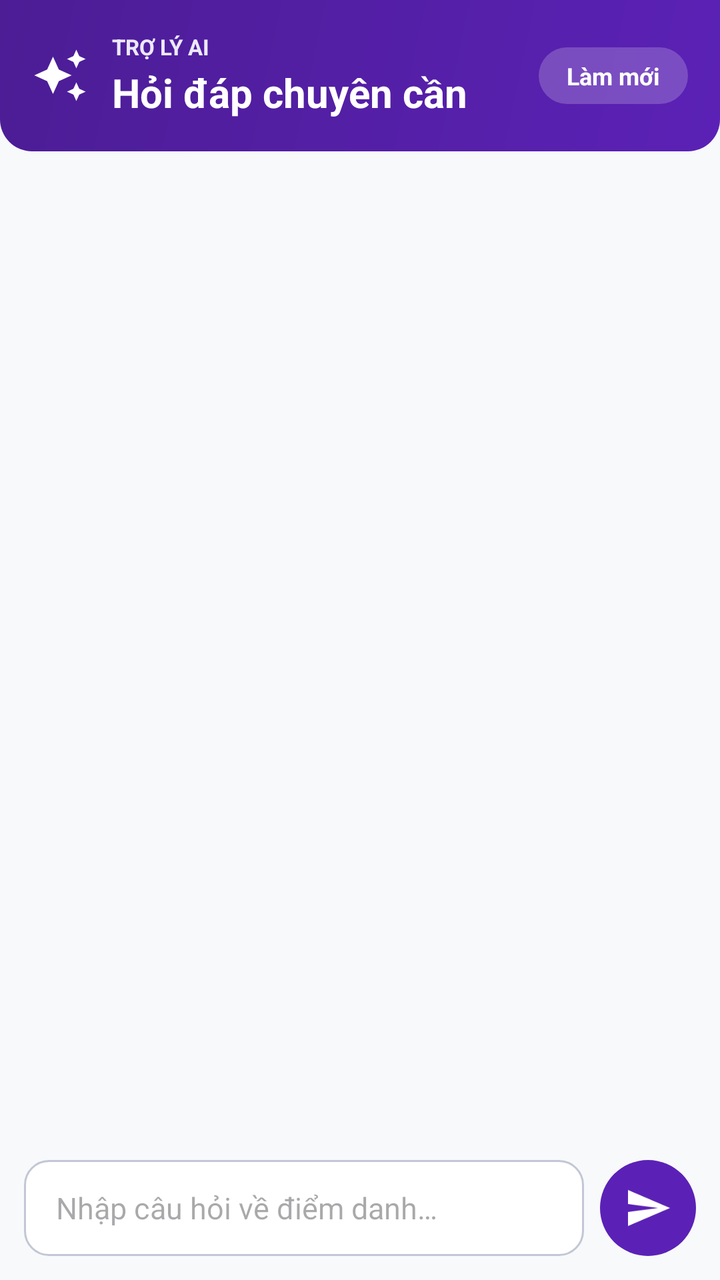
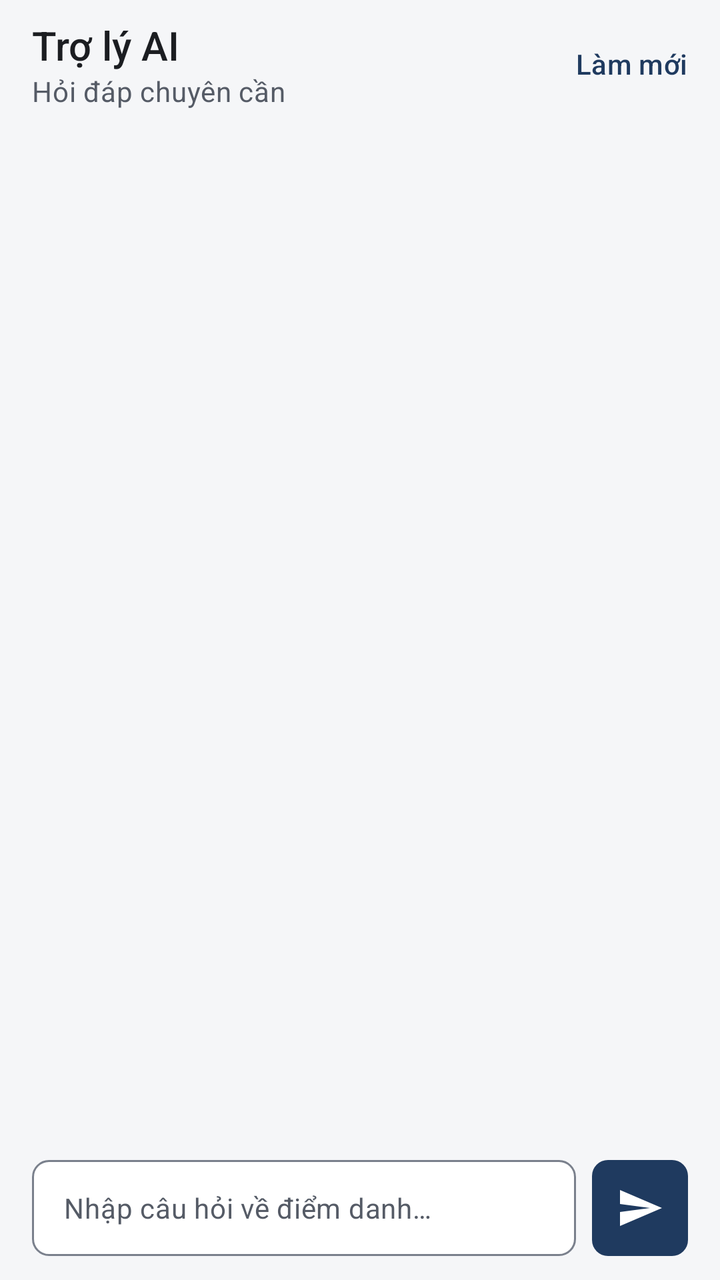

Two renders of the same Android screen: before a commit and after it. Below are the layout's source before the change and the commit's diff.
<!-- AndroidManifest.xml: application theme Theme.Kstudy -->
<!-- res/layout/fragment_ai_assistant.xml -->
<?xml version="1.0" encoding="utf-8"?>
<LinearLayout xmlns:android="http://schemas.android.com/apk/res/android"
    xmlns:app="http://schemas.android.com/apk/res-auto"
    android:layout_width="match_parent"
    android:layout_height="match_parent"
    android:background="@color/background"
    android:orientation="vertical">

    
    <LinearLayout
        android:layout_width="match_parent"
        android:layout_height="wrap_content"
        android:background="@drawable/bg_gradient_blue"
        android:gravity="center_vertical"
        android:orientation="horizontal"
        android:padding="16dp">

        <ImageView
            android:id="@+id/btnBackAi"
            android:layout_width="40dp"
            android:layout_height="40dp"
            android:layout_marginEnd="8dp"
            android:background="?android:attr/selectableItemBackgroundBorderless"
            android:contentDescription="Back"
            android:padding="8dp"
            android:src="@drawable/ic_back"
            android:visibility="gone" />

        <ImageView
            android:layout_width="28dp"
            android:layout_height="28dp"
            android:src="@drawable/ic_ai"
            app:tint="@color/white" />

        <LinearLayout
            android:layout_width="0dp"
            android:layout_height="wrap_content"
            android:layout_marginStart="12dp"
            android:layout_weight="1"
            android:orientation="vertical">

            <TextView
                android:layout_width="wrap_content"
                android:layout_height="wrap_content"
                android:text="TRỢ LÝ AI"
                android:textColor="@color/primary_container"
                android:textSize="11sp"
                android:textStyle="bold" />

            <TextView
                android:layout_width="wrap_content"
                android:layout_height="wrap_content"
                android:layout_marginTop="2dp"
                android:text="Hỏi đáp chuyên cần"
                android:textColor="@color/white"
                android:textSize="20sp"
                android:textStyle="bold" />
        </LinearLayout>

        <TextView
            android:id="@+id/btnClearChat"
            android:layout_width="wrap_content"
            android:layout_height="wrap_content"
            android:background="@drawable/bg_chip_role"
            android:paddingHorizontal="14dp"
            android:paddingVertical="6dp"
            android:text="Làm mới"
            android:textColor="@color/white"
            android:textSize="12sp"
            android:textStyle="bold" />
    </LinearLayout>

    
    <androidx.recyclerview.widget.RecyclerView
        android:id="@+id/rvChat"
        android:layout_width="match_parent"
        android:layout_height="0dp"
        android:layout_weight="1"
        android:clipToPadding="false"
        android:paddingHorizontal="12dp"
        android:paddingVertical="8dp" />

    <TextView
        android:id="@+id/tvAiTyping"
        android:layout_width="wrap_content"
        android:layout_height="wrap_content"
        android:paddingHorizontal="16dp"
        android:paddingBottom="6dp"
        android:text="Trợ lý đang trả lời…"
        android:textColor="@color/text_secondary"
        android:textSize="12sp"
        android:textStyle="italic"
        android:visibility="gone" />

    
    <HorizontalScrollView
        android:layout_width="match_parent"
        android:layout_height="wrap_content"
        android:clipToPadding="false"
        android:paddingHorizontal="12dp"
        android:scrollbars="none">

        <LinearLayout
            android:id="@+id/layoutAiSuggestions"
            android:layout_width="wrap_content"
            android:layout_height="wrap_content"
            android:orientation="horizontal" />
    </HorizontalScrollView>

    
    <LinearLayout
        android:layout_width="match_parent"
        android:layout_height="wrap_content"
        android:gravity="bottom"
        android:orientation="horizontal"
        android:padding="12dp">

        <EditText
            android:id="@+id/etAiMessage"
            android:layout_width="0dp"
            android:layout_height="wrap_content"
            android:layout_weight="1"
            android:background="@drawable/bg_edit_text"
            android:hint="Nhập câu hỏi về điểm danh…"
            android:inputType="textCapSentences|textMultiLine"
            android:maxLines="4"
            android:minHeight="48dp"
            android:paddingHorizontal="16dp"
            android:paddingVertical="10dp"
            android:textColor="@color/black"
            android:textSize="15sp" />

        <ImageButton
            android:id="@+id/btnSendAi"
            android:layout_width="48dp"
            android:layout_height="48dp"
            android:layout_marginStart="8dp"
            android:background="@drawable/bg_send_button"
            android:contentDescription="Gửi"
            android:padding="12dp"
            android:scaleType="fitCenter"
            android:src="@drawable/ic_send"
            app:tint="@color/white" />
    </LinearLayout>
</LinearLayout>
<!-- resources referenced by this layout -->
<resources>
  <color name="background">#F8F9FB</color>
  <color name="black">#FF000000</color>
  <color name="primary_container">#EDE9FE</color>
  <color name="text_secondary">#434654</color>
  <color name="white">#FFFFFFFF</color>
  <!-- drawable bg_chip_role (drawable) -->
  <?xml version="1.0" encoding="utf-8"?>
  <shape xmlns:android="http://schemas.android.com/apk/res/android"
      android:shape="rectangle">
      <solid android:color="#33FFFFFF" />
      <corners android:radius="999dp" />
  </shape>
  <!-- drawable bg_edit_text (drawable) -->
  <?xml version="1.0" encoding="utf-8"?>
  <shape xmlns:android="http://schemas.android.com/apk/res/android"
      android:shape="rectangle">
      <solid android:color="@color/surface" />
      <corners android:radius="12dp" />
      <stroke
          android:width="1dp"
          android:color="@color/outline_variant" />
  </shape>
  <!-- drawable bg_gradient_blue (drawable) -->
  <?xml version="1.0" encoding="utf-8"?>
  <shape xmlns:android="http://schemas.android.com/apk/res/android"
      android:shape="rectangle">
      <gradient
          android:angle="135"
          android:endColor="@color/primary_dark"
          android:startColor="@color/primary" />
      <corners
          android:bottomLeftRadius="16dp"
          android:bottomRightRadius="16dp" />
  </shape>
  <!-- drawable bg_send_button (drawable) -->
  <?xml version="1.0" encoding="utf-8"?>
  <shape xmlns:android="http://schemas.android.com/apk/res/android"
      android:shape="oval">
      <solid android:color="@color/primary" />
  </shape>
  <!-- drawable ic_ai (drawable) -->
  <vector xmlns:android="http://schemas.android.com/apk/res/android"
      android:width="24dp"
      android:height="24dp"
      android:viewportWidth="24"
      android:viewportHeight="24">
      <path
          android:fillColor="#FF000000"
          android:pathData="M19,9l1.25,-2.75L23,5l-2.75,-1.25L19,1l-1.25,2.75L15,5l2.75,1.25L19,9zM11.5,9.5L9,4L6.5,9.5L1,12l5.5,2.5L9,20l2.5,-5.5L17,12L11.5,9.5zM19,15l-1.25,2.75L15,19l2.75,1.25L19,23l1.25,-2.75L23,19l-2.75,-1.25L19,15z"/>
  </vector>
  <color name="outline_variant">#C3C6D6</color>
  <color name="primary_dark">#4C1D95</color>
  <color name="primary">#5B21B6</color>
  <style name="Base.Theme.Kstudy" parent="Theme.Material3.Light.NoActionBar">
          
          <item name="colorPrimary">@color/primary</item>
          <item name="colorOnPrimary">@color/white</item>
      </style>
  <!-- unchanged entries left out for length: 4 -->
</resources>

<!-- the commit's change to res/layout/fragment_ai_assistant.xml (unified diff, before → after) -->
@@ -3,71 +3,44 @@
     xmlns:app="http://schemas.android.com/apk/res-auto"
     android:layout_width="match_parent"
     android:layout_height="match_parent"
-    android:background="@color/background"
+    android:background="?android:attr/colorBackground"
     android:orientation="vertical">
 
-    
-    <LinearLayout
-        android:layout_width="match_parent"
-        android:layout_height="wrap_content"
-        android:background="@drawable/bg_gradient_blue"
-        android:gravity="center_vertical"
-        android:orientation="horizontal"
-        android:padding="16dp">
+    <LinearLayout style="@style/Widget.Kstudy.AppBar">
 
+        
         <ImageView
             android:id="@+id/btnBackAi"
-            android:layout_width="40dp"
-            android:layout_height="40dp"
-            android:layout_marginEnd="8dp"
-            android:background="?android:attr/selectableItemBackgroundBorderless"
-            android:contentDescription="Back"
-            android:padding="8dp"
-            android:src="@drawable/ic_back"
+            style="@style/Widget.Kstudy.AppBar.BackButton"
+            android:contentDescription="Quay lại"
             android:visibility="gone" />
-
-        <ImageView
-            android:layout_width="28dp"
-            android:layout_height="28dp"
-            android:src="@drawable/ic_ai"
-            app:tint="@color/white" />
 
         <LinearLayout
             android:layout_width="0dp"
             android:layout_height="wrap_content"
-            android:layout_marginStart="12dp"
             android:layout_weight="1"
             android:orientation="vertical">
 
             <TextView
                 android:layout_width="wrap_content"
                 android:layout_height="wrap_content"
-                android:text="TRỢ LÝ AI"
-                android:textColor="@color/primary_container"
-                android:textSize="11sp"
-                android:textStyle="bold" />
+                android:text="Trợ lý AI"
+                android:textAppearance="@style/TextAppearance.Kstudy.Title" />
 
             <TextView
                 android:layout_width="wrap_content"
                 android:layout_height="wrap_content"
-                android:layout_marginTop="2dp"
                 android:text="Hỏi đáp chuyên cần"
-                android:textColor="@color/white"
-                android:textSize="20sp"
-                android:textStyle="bold" />
+                android:textAppearance="@style/TextAppearance.Kstudy.Body.Secondary" />
         </LinearLayout>
 
-        <TextView
+        <Button
             android:id="@+id/btnClearChat"
+            style="@style/Widget.Kstudy.Button.Text"
             android:layout_width="wrap_content"
             android:layout_height="wrap_content"
-            android:background="@drawable/bg_chip_role"
-            android:paddingHorizontal="14dp"
-            android:paddingVertical="6dp"
-            android:text="Làm mới"
-            android:textColor="@color/white"
-            android:textSize="12sp"
-            android:textStyle="bold" />
+            android:layout_marginEnd="-12dp"
+            android:text="Làm mới" />
     </LinearLayout>
 
     
@@ -77,19 +50,17 @@
         android:layout_height="0dp"
         android:layout_weight="1"
         android:clipToPadding="false"
-        android:paddingHorizontal="12dp"
+        android:paddingHorizontal="@dimen/screen_padding"
         android:paddingVertical="8dp" />
 
     <TextView
         android:id="@+id/tvAiTyping"
         android:layout_width="wrap_content"
         android:layout_height="wrap_content"
-        android:paddingHorizontal="16dp"
-        android:paddingBottom="6dp"
+        android:paddingHorizontal="@dimen/screen_padding"
+        android:paddingBottom="8dp"
         android:text="Trợ lý đang trả lời…"
-        android:textColor="@color/text_secondary"
-        android:textSize="12sp"
-        android:textStyle="italic"
+        android:textAppearance="@style/TextAppearance.Kstudy.Caption"
         android:visibility="gone" />
 
     
@@ -97,7 +68,7 @@
         android:layout_width="match_parent"
         android:layout_height="wrap_content"
         android:clipToPadding="false"
-        android:paddingHorizontal="12dp"
+        android:paddingHorizontal="@dimen/screen_padding"
         android:scrollbars="none">
 
         <LinearLayout
@@ -113,7 +84,8 @@
         android:layout_height="wrap_content"
         android:gravity="bottom"
         android:orientation="horizontal"
-        android:padding="12dp">
+        android:paddingHorizontal="@dimen/screen_padding"
+        android:paddingVertical="12dp">
 
         <EditText
             android:id="@+id/etAiMessage"
@@ -122,13 +94,14 @@
             android:layout_weight="1"
             android:background="@drawable/bg_edit_text"
             android:hint="Nhập câu hỏi về điểm danh…"
+            android:importantForAutofill="no"
             android:inputType="textCapSentences|textMultiLine"
             android:maxLines="4"
             android:minHeight="48dp"
             android:paddingHorizontal="16dp"
-            android:paddingVertical="10dp"
-            android:textColor="@color/black"
-            android:textSize="15sp" />
+            android:paddingVertical="12dp"
+            android:textAppearance="@style/TextAppearance.Kstudy.Body"
+            android:textColorHint="?attr/colorOnSurfaceVariant" />
 
         <ImageButton
             android:id="@+id/btnSendAi"
@@ -140,6 +113,6 @@
             android:padding="12dp"
             android:scaleType="fitCenter"
             android:src="@drawable/ic_send"
-            app:tint="@color/white" />
+            app:tint="?attr/colorOnPrimary" />
     </LinearLayout>
 </LinearLayout>
<!-- resource entries referenced after the edit -->
@@ -1,63 +1,185 @@
 <!-- resources referenced by this layout -->
 <resources>
-  <color name="background">#F8F9FB</color>
-  <color name="black">#FF000000</color>
-  <color name="primary_container">#EDE9FE</color>
-  <color name="text_secondary">#434654</color>
-  <color name="white">#FFFFFFFF</color>
-  <!-- drawable bg_chip_role (drawable) -->
-  <?xml version="1.0" encoding="utf-8"?>
-  <shape xmlns:android="http://schemas.android.com/apk/res/android"
-      android:shape="rectangle">
-      <solid android:color="#33FFFFFF" />
-      <corners android:radius="999dp" />
-  </shape>
+  <dimen name="screen_padding">16dp</dimen>
+  <color name="background">#F5F6F8</color>
+  <color name="on_surface">#1B1D21</color>
+  <color name="surface_container">#ECEEF2</color>
+  <color name="primary_container">#E2E9F3</color>
+  <color name="on_primary_container">#14263F</color>
+  <color name="secondary">#56606E</color>
+  <color name="secondary_container">#E7EAEF</color>
+  <color name="on_secondary_container">#1C2430</color>
+  <color name="text_secondary">#555B66</color>
+  <color name="surface_inverse">#2F3237</color>
+  <color name="on_surface_inverse">#F1F2F4</color>
+  <color name="surface_dim">#DCDEE3</color>
+  <color name="surface_container_low">#F5F6F8</color>
+  <color name="surface_container_high">#E4E7EC</color>
   <!-- drawable bg_edit_text (drawable) -->
   <?xml version="1.0" encoding="utf-8"?>
-  <shape xmlns:android="http://schemas.android.com/apk/res/android"
-      android:shape="rectangle">
-      <solid android:color="@color/surface" />
-      <corners android:radius="12dp" />
-      <stroke
-          android:width="1dp"
-          android:color="@color/outline_variant" />
-  </shape>
-  <!-- drawable bg_gradient_blue (drawable) -->
-  <?xml version="1.0" encoding="utf-8"?>
-  <shape xmlns:android="http://schemas.android.com/apk/res/android"
-      android:shape="rectangle">
-      <gradient
-          android:angle="135"
-          android:endColor="@color/primary_dark"
-          android:startColor="@color/primary" />
-      <corners
-          android:bottomLeftRadius="16dp"
-          android:bottomRightRadius="16dp" />
-  </shape>
+  <selector xmlns:android="http://schemas.android.com/apk/res/android">
+      <item android:state_focused="true">
+          <shape android:shape="rectangle">
+              <solid android:color="@color/surface" />
+              <corners android:radius="@dimen/radius_control" />
+              <stroke
+                  android:width="2dp"
+                  android:color="@color/primary" />
+          </shape>
+      </item>
+      <item>
+          <shape android:shape="rectangle">
+              <solid android:color="@color/surface" />
+              <corners android:radius="@dimen/radius_control" />
+              <stroke
+                  android:width="1dp"
+                  android:color="@color/outline" />
+          </shape>
+      </item>
+  </selector>
   <!-- drawable bg_send_button (drawable) -->
   <?xml version="1.0" encoding="utf-8"?>
-  <shape xmlns:android="http://schemas.android.com/apk/res/android"
-      android:shape="oval">
-      <solid android:color="@color/primary" />
-  </shape>
-  <!-- drawable ic_ai (drawable) -->
-  <vector xmlns:android="http://schemas.android.com/apk/res/android"
-      android:width="24dp"
-      android:height="24dp"
-      android:viewportWidth="24"
-      android:viewportHeight="24">
-      <path
-          android:fillColor="#FF000000"
-          android:pathData="M19,9l1.25,-2.75L23,5l-2.75,-1.25L19,1l-1.25,2.75L15,5l2.75,1.25L19,9zM11.5,9.5L9,4L6.5,9.5L1,12l5.5,2.5L9,20l2.5,-5.5L17,12L11.5,9.5zM19,15l-1.25,2.75L15,19l2.75,1.25L19,23l1.25,-2.75L23,19l-2.75,-1.25L19,15z"/>
-  </vector>
-  <color name="outline_variant">#C3C6D6</color>
-  <color name="primary_dark">#4C1D95</color>
-  <color name="primary">#5B21B6</color>
+  <ripple xmlns:android="http://schemas.android.com/apk/res/android"
+      android:color="@color/primary_inverse">
+      <item>
+          <shape android:shape="rectangle">
+              <solid android:color="@color/primary" />
+              <corners android:radius="@dimen/radius_control" />
+          </shape>
+      </item>
+  </ripple>
+  <style name="TextAppearance.Kstudy.Body" parent="TextAppearance.Material3.BodyMedium">
+          <item name="android:textColor">?attr/colorOnSurface</item>
+      </style>
+  <style name="TextAppearance.Kstudy.Body.Secondary">
+          <item name="android:textColor">?attr/colorOnSurfaceVariant</item>
+      </style>
+  <style name="TextAppearance.Kstudy.Caption" parent="TextAppearance.Material3.BodySmall">
+          <item name="android:textColor">?attr/colorOnSurfaceVariant</item>
+      </style>
+  <style name="TextAppearance.Kstudy.Title" parent="TextAppearance.Material3.TitleLarge">
+          <item name="android:textSize">20sp</item>
+          <item name="android:fontFamily">sans-serif-medium</item>
+          <item name="fontFamily">sans-serif-medium</item>
+          <item name="android:textColor">?attr/colorOnSurface</item>
+      </style>
+  <style name="Widget.Kstudy.AppBar" parent="">
+          <item name="android:layout_width">match_parent</item>
+          <item name="android:layout_height">wrap_content</item>
+          <item name="android:minHeight">@dimen/app_bar_height</item>
+          <item name="android:orientation">horizontal</item>
+          <item name="android:gravity">center_vertical</item>
+          <item name="android:paddingStart">@dimen/screen_padding</item>
+          <item name="android:paddingEnd">@dimen/screen_padding</item>
+          <item name="android:paddingTop">8dp</item>
+          <item name="android:paddingBottom">8dp</item>
+          <item name="android:clipToPadding">false</item>
+      </style>
+  <style name="Widget.Kstudy.AppBar.BackButton" parent="">
+          <item name="android:layout_width">48dp</item>
+          <item name="android:layout_height">48dp</item>
+          <item name="android:layout_marginStart">-12dp</item>
+          <item name="android:layout_marginEnd">4dp</item>
+          <item name="android:padding">12dp</item>
+          <item name="android:src">@drawable/ic_back</item>
+          <item name="tint">?attr/colorOnSurface</item>
+          <item name="android:background">?attr/selectableItemBackgroundBorderless</item>
+      </style>
+  <style name="Widget.Kstudy.Button.Text" parent="Widget.Material3.Button.TextButton">
+          <item name="shapeAppearanceOverlay">@style/ShapeAppearanceOverlay.Kstudy.Control</item>
+          <item name="android:minWidth">56dp</item>
+      </style>
+  <dimen name="radius_control">8dp</dimen>
+  <color name="outline_variant">#DDE0E6</color>
+  <color name="error">#B3261E</color>
+  <color name="error_container">#FBEAE8</color>
+  <color name="on_error_container">#5F1410</color>
+  <dimen name="radius_container">12dp</dimen>
+  <style name="Widget.Kstudy.Button" parent="Widget.Material3.Button">
+          <item name="shapeAppearanceOverlay">@style/ShapeAppearanceOverlay.Kstudy.Control</item>
+      </style>
+  <style name="Widget.Kstudy.Button.Outlined" parent="Widget.Material3.Button.OutlinedButton">
+          <item name="shapeAppearanceOverlay">@style/ShapeAppearanceOverlay.Kstudy.Control</item>
+      </style>
+  <style name="ThemeOverlay.Kstudy.MaterialAlertDialog" parent="ThemeOverlay.Material3.MaterialAlertDialog">
+          <item name="alertDialogStyle">@style/MaterialAlertDialog.Kstudy</item>
+          <item name="buttonBarPositiveButtonStyle">@style/Widget.Kstudy.Button.Text.Dialog</item>
+          <item name="buttonBarNegativeButtonStyle">@style/Widget.Kstudy.Button.Text.Dialog</item>
+          <item name="buttonBarNeutralButtonStyle">@style/Widget.Kstudy.Button.Text.Dialog.Flush</item>
+      </style>
+  <style name="MaterialAlertDialog.Kstudy" parent="MaterialAlertDialog.Material3">
+          <item name="backgroundTint">?attr/colorSurface</item>
+      </style>
+  <style name="Widget.Kstudy.Button.Text.Dialog" parent="Widget.Material3.Button.TextButton.Dialog">
+          <item name="shapeAppearanceOverlay">@style/ShapeAppearanceOverlay.Kstudy.Control</item>
+      </style>
+  <style name="Widget.Kstudy.Button.Text.Dialog.Flush">
+          <item name="android:layout_marginStart">0dp</item>
+          <item name="android:layout_marginLeft">0dp</item>
+      </style>
+  <color name="primary">#1F3A5F</color>
+  <color name="outline">#7A808C</color>
+  <color name="primary_inverse">#A9C1E3</color>
+  <dimen name="app_bar_height">64dp</dimen>
+  <style name="ShapeAppearanceOverlay.Kstudy.Control" parent="">
+          <item name="cornerFamily">rounded</item>
+          <item name="cornerSize">@dimen/radius_control</item>
+      </style>
   <style name="Base.Theme.Kstudy" parent="Theme.Material3.Light.NoActionBar">
           
           <item name="colorPrimary">@color/primary</item>
-          <item name="colorOnPrimary">@color/white</item>
+          <item name="colorOnPrimary">@color/on_primary</item>
+          <item name="colorPrimaryContainer">@color/primary_container</item>
+          <item name="colorOnPrimaryContainer">@color/on_primary_container</item>
+          <item name="colorPrimaryInverse">@color/primary_inverse</item>
+          <item name="colorSecondary">@color/secondary</item>
+          <item name="colorOnSecondary">@color/on_primary</item>
+          <item name="colorSecondaryContainer">@color/secondary_container</item>
+          <item name="colorOnSecondaryContainer">@color/on_secondary_container</item>
+          <item name="colorTertiary">@color/secondary</item>
+          <item name="colorOnTertiary">@color/on_primary</item>
+          <item name="colorTertiaryContainer">@color/secondary_container</item>
+          <item name="colorOnTertiaryContainer">@color/on_secondary_container</item>
+          <item name="android:colorBackground">@color/background</item>
+          <item name="colorOnBackground">@color/on_surface</item>
+          <item name="colorSurface">@color/surface</item>
+          <item name="colorOnSurface">@color/on_surface</item>
+          <item name="colorSurfaceVariant">@color/surface_container</item>
+          <item name="colorOnSurfaceVariant">@color/text_secondary</item>
+          <item name="colorSurfaceInverse">@color/surface_inverse</item>
+          <item name="colorOnSurfaceInverse">@color/on_surface_inverse</item>
+          <item name="colorSurfaceBright">@color/surface</item>
+          <item name="colorSurfaceDim">@color/surface_dim</item>
+          <item name="colorSurfaceContainerLowest">@color/surface</item>
+          <item name="colorSurfaceContainerLow">@color/surface_container_low</item>
+          <item name="colorSurfaceContainer">@color/surface_container</item>
+          <item name="colorSurfaceContainerHigh">@color/surface_container_high</item>
+          <item name="colorSurfaceContainerHighest">@color/surface_container_high</item>
+          <item name="colorOutline">@color/outline</item>
+          <item name="colorOutlineVariant">@color/outline_variant</item>
+          <item name="colorError">@color/error</item>
+          <item name="colorOnError">@color/on_primary</item>
+          <item name="colorErrorContainer">@color/error_container</item>
+          <item name="colorOnErrorContainer">@color/on_error_container</item>
+  
+          
+          <item name="elevationOverlayEnabled">false</item>
+  
+          
+          <item name="shapeCornerSizeExtraSmall">@dimen/radius_control</item>
+          <item name="shapeCornerSizeSmall">@dimen/radius_control</item>
+          <item name="shapeCornerSizeMedium">@dimen/radius_container</item>
+          <item name="shapeCornerSizeLarge">@dimen/radius_container</item>
+          <item name="shapeCornerSizeLargeIncreased">@dimen/radius_container</item>
+          <item name="shapeCornerSizeExtraLarge">@dimen/radius_container</item>
+          <item name="shapeCornerSizeExtraLargeIncreased">@dimen/radius_container</item>
+  
+          <item name="materialButtonStyle">@style/Widget.Kstudy.Button</item>
+          <item name="materialButtonOutlinedStyle">@style/Widget.Kstudy.Button.Outlined</item>
+          <item name="borderlessButtonStyle">@style/Widget.Kstudy.Button.Text</item>
+          <item name="materialAlertDialogTheme">@style/ThemeOverlay.Kstudy.MaterialAlertDialog</item>
       </style>
+  <color name="on_primary">#FFFFFF</color>
   <!-- unchanged entries left out for length: 4 -->
 </resources>
 
